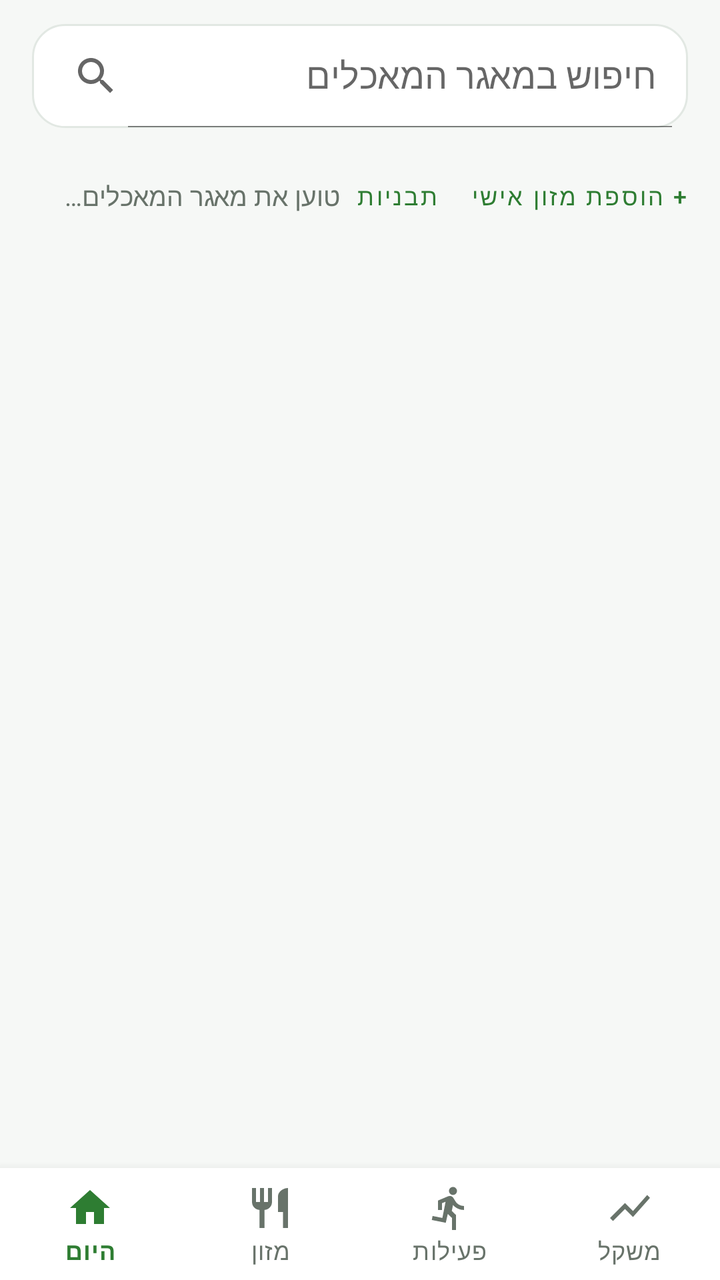
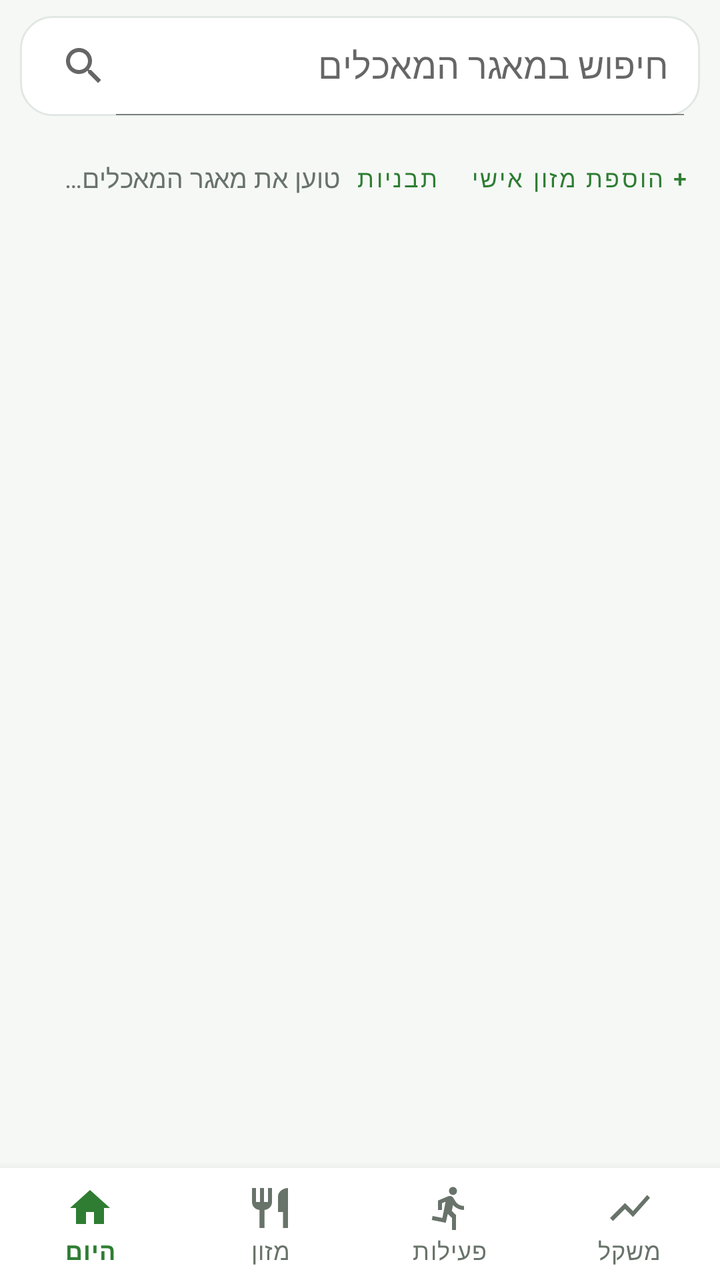

Compare the two renders of this Android layout. The source of the first and the diff that turns it into the second are given below.
<!-- AndroidManifest.xml: application theme Theme.FoodTrack -->
<!-- res/layout/activity_main.xml -->
<?xml version="1.0" encoding="utf-8"?>
<LinearLayout xmlns:android="http://schemas.android.com/apk/res/android"
    xmlns:app="http://schemas.android.com/apk/res-auto"
    android:layout_width="match_parent"
    android:layout_height="match_parent"
    android:background="@color/background"
    android:layoutDirection="locale"
    android:orientation="vertical">

    <androidx.appcompat.widget.SearchView
        android:id="@+id/searchView"
        android:layout_width="match_parent"
        android:layout_height="52dp"
        android:layout_marginStart="16dp"
        android:layout_marginTop="12dp"
        android:layout_marginEnd="16dp"
        android:background="@drawable/bg_search"
        app:iconifiedByDefault="false"
        app:queryHint="@string/search_hint" />

    
    <HorizontalScrollView
        android:id="@+id/recentSearchesScroll"
        android:layout_width="match_parent"
        android:layout_height="wrap_content"
        android:layout_marginStart="12dp"
        android:layout_marginTop="8dp"
        android:layout_marginEnd="12dp"
        android:scrollbars="none"
        android:visibility="gone">
        <LinearLayout
            android:id="@+id/recentSearches"
            android:layout_width="wrap_content"
            android:layout_height="wrap_content"
            android:orientation="horizontal" />
    </HorizontalScrollView>

    <HorizontalScrollView
        android:layout_width="match_parent"
        android:layout_height="wrap_content"
        android:layout_marginStart="12dp"
        android:layout_marginTop="8dp"
        android:layout_marginEnd="12dp"
        android:scrollbars="none">
        <LinearLayout
            android:id="@+id/categoryChips"
            android:layout_width="wrap_content"
            android:layout_height="wrap_content"
            android:orientation="horizontal"
            android:paddingTop="2dp"
            android:paddingBottom="2dp" />
    </HorizontalScrollView>

    <LinearLayout
        android:id="@+id/headerActions"
        android:layout_width="match_parent"
        android:layout_height="wrap_content"
        android:gravity="center_vertical"
        android:orientation="horizontal"
        android:paddingStart="16dp"
        android:paddingEnd="8dp">
        <TextView
            android:id="@+id/textCategoryState"
            android:layout_width="0dp"
            android:layout_height="wrap_content"
            android:layout_weight="1"
            android:maxLines="1"
            android:ellipsize="end"
            android:text="טוען את מאגר המאכלים…"
            android:textColor="@color/text_secondary"
            android:textSize="13sp" />
        <Button
            android:id="@+id/buttonMealTemplates"
            style="@style/Widget.MaterialComponents.Button.TextButton"
            android:layout_width="wrap_content"
            android:layout_height="44dp"
            android:minWidth="0dp"
            android:paddingStart="4dp"
            android:paddingEnd="4dp"
            android:text="תבניות"
            android:textColor="@color/primary"
            android:textSize="12sp" />
        <Button
            android:id="@+id/buttonAddCustomFood"
            style="@style/Widget.MaterialComponents.Button.TextButton"
            android:layout_width="wrap_content"
            android:layout_height="44dp"
            android:minWidth="0dp"
            android:paddingStart="4dp"
            android:paddingEnd="4dp"
            android:text="@string/add_custom_food"
            android:textColor="@color/primary"
            android:textSize="12sp" />
    </LinearLayout>

    
    <TextView
        android:id="@+id/textSuggestion"
        android:layout_width="match_parent"
        android:layout_height="wrap_content"
        android:layout_marginStart="12dp"
        android:layout_marginTop="4dp"
        android:layout_marginEnd="12dp"
        android:layout_marginBottom="4dp"
        android:background="@drawable/bg_suggestion"
        android:minHeight="44dp"
        android:gravity="center_vertical"
        android:paddingStart="14dp"
        android:paddingTop="8dp"
        android:paddingEnd="14dp"
        android:paddingBottom="8dp"
        android:textColor="@color/primary_dark_on_soft"
        android:textSize="14sp"
        android:visibility="gone" />

    <LinearLayout
        android:id="@+id/emptyStateContainer"
        android:layout_width="match_parent"
        android:layout_height="wrap_content"
        android:layout_marginStart="16dp"
        android:layout_marginTop="16dp"
        android:layout_marginEnd="16dp"
        android:background="@drawable/bg_empty"
        android:gravity="center"
        android:orientation="vertical"
        android:padding="24dp"
        android:visibility="gone">

        <TextView
            android:id="@+id/textEmptyState"
            android:layout_width="match_parent"
            android:layout_height="wrap_content"
            android:gravity="center"
            android:text="@string/no_results"
            android:textColor="@color/text_secondary"
            android:textSize="16sp" />

        
        <com.google.android.material.button.MaterialButton
            android:id="@+id/buttonShowAllCategories"
            style="@style/Widget.MaterialComponents.Button"
            android:layout_width="wrap_content"
            android:layout_height="wrap_content"
            android:layout_marginTop="14dp"
            android:visibility="gone" />

        
        <com.google.android.material.button.MaterialButton
            android:id="@+id/buttonAddAsCustom"
            style="@style/Widget.MaterialComponents.Button.OutlinedButton"
            android:layout_width="wrap_content"
            android:layout_height="wrap_content"
            android:layout_marginTop="14dp"
            android:text="@string/add_custom_food"
            android:visibility="gone" />
    </LinearLayout>

    <androidx.recyclerview.widget.RecyclerView
        android:id="@+id/recyclerResults"
        android:layout_width="match_parent"
        android:layout_height="0dp"
        android:layout_weight="1"
        android:clipToPadding="false"
        android:paddingTop="2dp"
        android:paddingBottom="8dp" />

    <include layout="@layout/bottom_navigation" />
</LinearLayout>
<!-- res/layout/bottom_navigation.xml (included above) -->
<?xml version="1.0" encoding="utf-8"?>
<com.google.android.material.bottomnavigation.BottomNavigationView
    xmlns:android="http://schemas.android.com/apk/res/android"
    xmlns:app="http://schemas.android.com/apk/res-auto"
    android:id="@+id/bottomNav"
    android:layout_width="match_parent"
    android:layout_height="wrap_content"
    android:background="@color/surface"
    android:elevation="8dp"
    app:labelVisibilityMode="labeled"
    app:itemIconTint="@color/nav_item_color"
    app:itemTextColor="@color/nav_item_color"
    app:itemRippleColor="@color/primary_soft"
    app:menu="@menu/bottom_nav" />
<!-- resources referenced by this layout -->
<resources>
  <color name="background">#F6F8F6</color>
  <color name="primary">#2E7D32</color>
  <color name="primary_dark_on_soft">#1B5E20</color>
  <color name="primary_soft">#E8F3E9</color>
  <color name="surface">#FFFFFF</color>
  <color name="text_secondary">#68736A</color>
  <!-- drawable bg_empty (drawable) -->
  <?xml version="1.0" encoding="utf-8"?>
  <shape xmlns:android="http://schemas.android.com/apk/res/android">
      <solid android:color="@color/primary_soft"/>
      <corners android:radius="16dp"/>
      <stroke android:width="1dp" android:color="@color/card_stroke"/>
  </shape>
  <!-- drawable bg_search (drawable) -->
  <?xml version="1.0" encoding="utf-8"?>
  <shape xmlns:android="http://schemas.android.com/apk/res/android" android:shape="rectangle">
      <solid android:color="@color/surface" />
      <corners android:radius="16dp" />
      <stroke android:width="1dp" android:color="@color/card_stroke" />
  </shape>
  <!-- drawable bg_suggestion (drawable) -->
  <?xml version="1.0" encoding="utf-8"?>
  <shape xmlns:android="http://schemas.android.com/apk/res/android" android:shape="rectangle">
      <solid android:color="@color/primary_soft" />
      <corners android:radius="12dp" />
  </shape>
  <string name="add_custom_food">+ הוספת מזון אישי</string>
  <string name="no_results">לא נמצאו מאכלים מתאימים</string>
  <string name="search_hint">חיפוש במאגר המאכלים</string>
  <style name="Theme.FoodTrack" parent="Theme.MaterialComponents.DayNight.DarkActionBar">
          <item name="colorPrimary">@color/primary</item>
          <item name="colorPrimaryDark">@color/primary_dark</item>
          <item name="colorSecondary">@color/primary</item>
          <item name="colorAccent">@color/primary</item>
          <item name="colorSurface">@color/surface</item>
          <item name="android:windowBackground">@color/background</item>
      </style>
  <color name="card_stroke">#E2E8E3</color>
  <color name="primary_dark">#1B5E20</color>
</resources>

<!-- the commit's change to res/layout/activity_main.xml (unified diff, before → after) -->
@@ -7,162 +7,188 @@
     android:layoutDirection="locale"
     android:orientation="vertical">
 
+    
     <androidx.appcompat.widget.SearchView
         android:id="@+id/searchView"
         android:layout_width="match_parent"
-        android:layout_height="52dp"
-        android:layout_marginStart="16dp"
-        android:layout_marginTop="12dp"
-        android:layout_marginEnd="16dp"
+        android:layout_height="50dp"
+        android:layout_marginStart="10dp"
+        android:layout_marginTop="8dp"
+        android:layout_marginEnd="10dp"
         android:background="@drawable/bg_search"
         app:iconifiedByDefault="false"
         app:queryHint="@string/search_hint" />
 
-    
-    <HorizontalScrollView
-        android:id="@+id/recentSearchesScroll"
+    <androidx.coordinatorlayout.widget.CoordinatorLayout
+        android:id="@+id/foodContentCoordinator"
         android:layout_width="match_parent"
-        android:layout_height="wrap_content"
-        android:layout_marginStart="12dp"
-        android:layout_marginTop="8dp"
-        android:layout_marginEnd="12dp"
-        android:scrollbars="none"
-        android:visibility="gone">
-        <LinearLayout
-            android:id="@+id/recentSearches"
-            android:layout_width="wrap_content"
-            android:layout_height="wrap_content"
-            android:orientation="horizontal" />
-    </HorizontalScrollView>
-
-    <HorizontalScrollView
-        android:layout_width="match_parent"
-        android:layout_height="wrap_content"
-        android:layout_marginStart="12dp"
-        android:layout_marginTop="8dp"
-        android:layout_marginEnd="12dp"
-        android:scrollbars="none">
-        <LinearLayout
-            android:id="@+id/categoryChips"
-            android:layout_width="wrap_content"
-            android:layout_height="wrap_content"
-            android:orientation="horizontal"
-            android:paddingTop="2dp"
-            android:paddingBottom="2dp" />
-    </HorizontalScrollView>
-
-    <LinearLayout
-        android:id="@+id/headerActions"
-        android:layout_width="match_parent"
-        android:layout_height="wrap_content"
-        android:gravity="center_vertical"
-        android:orientation="horizontal"
-        android:paddingStart="16dp"
-        android:paddingEnd="8dp">
-        <TextView
-            android:id="@+id/textCategoryState"
-            android:layout_width="0dp"
-            android:layout_height="wrap_content"
-            android:layout_weight="1"
-            android:maxLines="1"
-            android:ellipsize="end"
-            android:text="טוען את מאגר המאכלים…"
-            android:textColor="@color/text_secondary"
-            android:textSize="13sp" />
-        <Button
-            android:id="@+id/buttonMealTemplates"
-            style="@style/Widget.MaterialComponents.Button.TextButton"
-            android:layout_width="wrap_content"
-            android:layout_height="44dp"
-            android:minWidth="0dp"
-            android:paddingStart="4dp"
-            android:paddingEnd="4dp"
-            android:text="תבניות"
-            android:textColor="@color/primary"
-            android:textSize="12sp" />
-        <Button
-            android:id="@+id/buttonAddCustomFood"
-            style="@style/Widget.MaterialComponents.Button.TextButton"
-            android:layout_width="wrap_content"
-            android:layout_height="44dp"
-            android:minWidth="0dp"
-            android:paddingStart="4dp"
-            android:paddingEnd="4dp"
-            android:text="@string/add_custom_food"
-            android:textColor="@color/primary"
-            android:textSize="12sp" />
-    </LinearLayout>
-
-    
-    <TextView
-        android:id="@+id/textSuggestion"
-        android:layout_width="match_parent"
-        android:layout_height="wrap_content"
-        android:layout_marginStart="12dp"
-        android:layout_marginTop="4dp"
-        android:layout_marginEnd="12dp"
-        android:layout_marginBottom="4dp"
-        android:background="@drawable/bg_suggestion"
-        android:minHeight="44dp"
-        android:gravity="center_vertical"
-        android:paddingStart="14dp"
-        android:paddingTop="8dp"
-        android:paddingEnd="14dp"
-        android:paddingBottom="8dp"
-        android:textColor="@color/primary_dark_on_soft"
-        android:textSize="14sp"
-        android:visibility="gone" />
-
-    <LinearLayout
-        android:id="@+id/emptyStateContainer"
-        android:layout_width="match_parent"
-        android:layout_height="wrap_content"
-        android:layout_marginStart="16dp"
-        android:layout_marginTop="16dp"
-        android:layout_marginEnd="16dp"
-        android:background="@drawable/bg_empty"
-        android:gravity="center"
-        android:orientation="vertical"
-        android:padding="24dp"
-        android:visibility="gone">
-
-        <TextView
-            android:id="@+id/textEmptyState"
+        android:layout_height="0dp"
+        android:layout_weight="1">
+
+        
+        <com.google.android.material.appbar.AppBarLayout
+            android:id="@+id/foodHeader"
             android:layout_width="match_parent"
             android:layout_height="wrap_content"
+            android:background="@color/background"
+            android:elevation="0dp"
+            app:liftOnScroll="true">
+
+            <LinearLayout
+                android:id="@+id/headerContent"
+                android:layout_width="match_parent"
+                android:layout_height="wrap_content"
+                android:orientation="vertical"
+                android:paddingTop="2dp"
+                android:paddingBottom="4dp"
+                app:layout_scrollFlags="scroll|enterAlways|snap">
+
+                <HorizontalScrollView
+                    android:id="@+id/recentSearchesScroll"
+                    android:layout_width="match_parent"
+                    android:layout_height="wrap_content"
+                    android:layout_marginStart="10dp"
+                    android:layout_marginTop="4dp"
+                    android:layout_marginEnd="10dp"
+                    android:scrollbars="none"
+                    android:visibility="gone">
+                    <LinearLayout
+                        android:id="@+id/recentSearches"
+                        android:layout_width="wrap_content"
+                        android:layout_height="wrap_content"
+                        android:orientation="horizontal" />
+                </HorizontalScrollView>
+
+                <HorizontalScrollView
+                    android:layout_width="match_parent"
+                    android:layout_height="wrap_content"
+                    android:layout_marginStart="10dp"
+                    android:layout_marginTop="4dp"
+                    android:layout_marginEnd="10dp"
+                    android:scrollbars="none"
+                    android:overScrollMode="never">
+                    <LinearLayout
+                        android:id="@+id/categoryChips"
+                        android:layout_width="wrap_content"
+                        android:layout_height="wrap_content"
+                        android:orientation="horizontal"
+                        android:paddingTop="2dp"
+                        android:paddingBottom="2dp" />
+                </HorizontalScrollView>
+
+                <LinearLayout
+                    android:id="@+id/headerActions"
+                    android:layout_width="match_parent"
+                    android:layout_height="wrap_content"
+                    android:gravity="center_vertical"
+                    android:orientation="horizontal"
+                    android:paddingStart="12dp"
+                    android:paddingEnd="8dp">
+                    <TextView
+                        android:id="@+id/textCategoryState"
+                        android:layout_width="0dp"
+                        android:layout_height="wrap_content"
+                        android:layout_weight="1"
+                        android:maxLines="1"
+                        android:ellipsize="end"
+                        android:text="טוען את מאגר המאכלים…"
+                        android:textColor="@color/text_secondary"
+                        android:textSize="13sp" />
+                    <Button
+                        android:id="@+id/buttonMealTemplates"
+                        style="@style/Widget.MaterialComponents.Button.TextButton"
+                        android:layout_width="wrap_content"
+                        android:layout_height="42dp"
+                        android:minWidth="0dp"
+                        android:paddingStart="4dp"
+                        android:paddingEnd="4dp"
+                        android:text="תבניות"
+                        android:textColor="@color/primary"
+                        android:textSize="12sp" />
+                    <Button
+                        android:id="@+id/buttonAddCustomFood"
+                        style="@style/Widget.MaterialComponents.Button.TextButton"
+                        android:layout_width="wrap_content"
+                        android:layout_height="42dp"
+                        android:minWidth="0dp"
+                        android:paddingStart="4dp"
+                        android:paddingEnd="4dp"
+                        android:text="@string/add_custom_food"
+                        android:textColor="@color/primary"
+                        android:textSize="12sp" />
+                </LinearLayout>
+
+                <TextView
+                    android:id="@+id/textSuggestion"
+                    android:layout_width="match_parent"
+                    android:layout_height="wrap_content"
+                    android:layout_marginStart="10dp"
+                    android:layout_marginTop="2dp"
+                    android:layout_marginEnd="10dp"
+                    android:layout_marginBottom="2dp"
+                    android:background="@drawable/bg_suggestion"
+                    android:minHeight="40dp"
+                    android:gravity="center_vertical"
+                    android:paddingStart="12dp"
+                    android:paddingTop="6dp"
+                    android:paddingEnd="12dp"
+                    android:paddingBottom="6dp"
+                    android:textColor="@color/primary_dark_on_soft"
+                    android:textSize="14sp"
+                    android:visibility="gone" />
+            </LinearLayout>
+        </com.google.android.material.appbar.AppBarLayout>
+
+        <androidx.recyclerview.widget.RecyclerView
+            android:id="@+id/recyclerResults"
+            android:layout_width="match_parent"
+            android:layout_height="match_parent"
+            android:clipToPadding="false"
+            android:paddingTop="2dp"
+            android:paddingBottom="8dp"
+            app:layout_behavior="@string/appbar_scrolling_view_behavior" />
+
+        
+        <LinearLayout
+            android:id="@+id/emptyStateContainer"
+            android:layout_width="match_parent"
+            android:layout_height="wrap_content"
+            android:layout_gravity="center"
+            android:layout_marginStart="16dp"
+            android:layout_marginEnd="16dp"
+            android:background="@drawable/bg_empty"
             android:gravity="center"
-            android:text="@string/no_results"
-            android:textColor="@color/text_secondary"
-            android:textSize="16sp" />
-
-        
-        <com.google.android.material.button.MaterialButton
-            android:id="@+id/buttonShowAllCategories"
-            style="@style/Widget.MaterialComponents.Button"
-            android:layout_width="wrap_content"
-            android:layout_height="wrap_content"
-            android:layout_marginTop="14dp"
-            android:visibility="gone" />
-
-        
-        <com.google.android.material.button.MaterialButton
-            android:id="@+id/buttonAddAsCustom"
-            style="@style/Widget.MaterialComponents.Button.OutlinedButton"
-            android:layout_width="wrap_content"
-            android:layout_height="wrap_content"
-            android:layout_marginTop="14dp"
-            android:text="@string/add_custom_food"
-            android:visibility="gone" />
-    </LinearLayout>
-
-    <androidx.recyclerview.widget.RecyclerView
-        android:id="@+id/recyclerResults"
-        android:layout_width="match_parent"
-        android:layout_height="0dp"
-        android:layout_weight="1"
-        android:clipToPadding="false"
-        android:paddingTop="2dp"
-        android:paddingBottom="8dp" />
+            android:orientation="vertical"
+            android:padding="22dp"
+            android:visibility="gone">
+
+            <TextView
+                android:id="@+id/textEmptyState"
+                android:layout_width="match_parent"
+                android:layout_height="wrap_content"
+                android:gravity="center"
+                android:text="@string/no_results"
+                android:textColor="@color/text_secondary"
+                android:textSize="16sp" />
+
+            <com.google.android.material.button.MaterialButton
+                android:id="@+id/buttonShowAllCategories"
+                style="@style/Widget.MaterialComponents.Button"
+                android:layout_width="wrap_content"
+                android:layout_height="wrap_content"
+                android:layout_marginTop="12dp"
+                android:visibility="gone" />
+
+            <com.google.android.material.button.MaterialButton
+                android:id="@+id/buttonAddAsCustom"
+                style="@style/Widget.MaterialComponents.Button.OutlinedButton"
+                android:layout_width="wrap_content"
+                android:layout_height="wrap_content"
+                android:layout_marginTop="12dp"
+                android:text="@string/add_custom_food"
+                android:visibility="gone" />
+        </LinearLayout>
+    </androidx.coordinatorlayout.widget.CoordinatorLayout>
 
     <include layout="@layout/bottom_navigation" />
 </LinearLayout>
